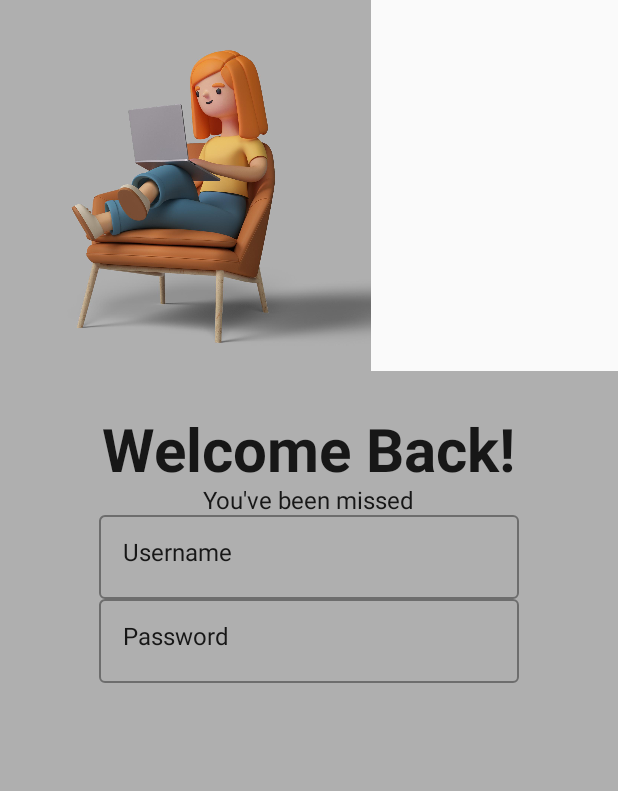
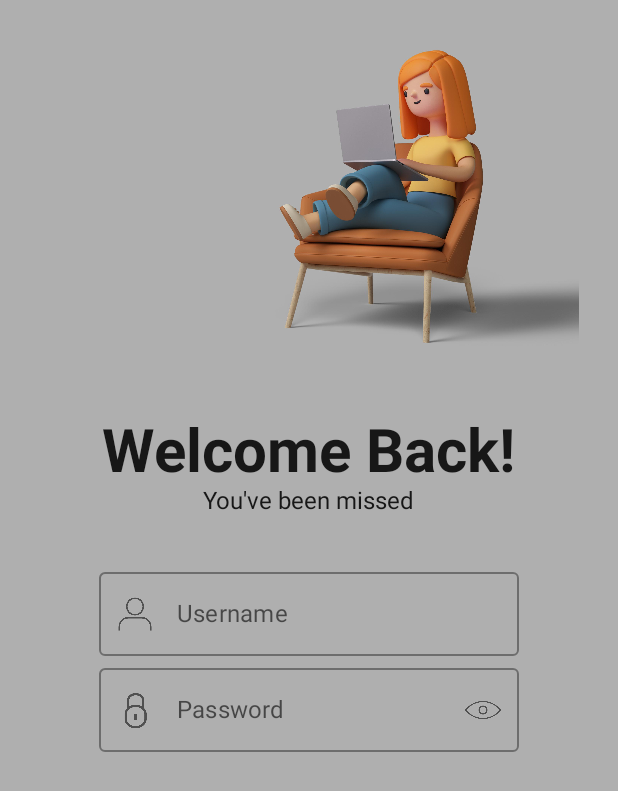
Before and after one commit to Raynafs/LoginScreen-UI-Jetpack-Compose, an Android app built with Jetpack Compose: the screen it shows after launch (MainActivity), on a phone screen of 412 x 824 dp. Shown: the top 791 px of the screen. Run offline under Robolectric (Android 15) with nearby library versions, the phone set to English and light mode, and no system bars.

Commit message:
Updated Outlined TextField

```diff
--- a/app/src/main/java/com/example/loginscreenui/MainActivity.kt
+++ b/app/src/main/java/com/example/loginscreenui/MainActivity.kt
@@ -6,9 +6,8 @@ import androidx.activity.compose.setContent
 import androidx.compose.foundation.Image
 import androidx.compose.foundation.background
 import androidx.compose.foundation.layout.*
-import androidx.compose.material.OutlinedTextField
-import androidx.compose.material.Surface
-import androidx.compose.material.Text
+import androidx.compose.material.*
+import androidx.compose.material.icons.Icons
 import androidx.compose.runtime.*
 import androidx.compose.ui.Alignment
 import androidx.compose.ui.Modifier
@@ -16,6 +15,7 @@ import androidx.compose.ui.graphics.Color
 import androidx.compose.ui.layout.ContentScale
 import androidx.compose.ui.res.painterResource
 import androidx.compose.ui.text.font.FontWeight
+import androidx.compose.ui.text.input.PasswordVisualTransformation
 import androidx.compose.ui.unit.dp
 import androidx.compose.ui.unit.sp
 import com.example.loginscreenui.ui.theme.GreyM
@@ -34,17 +34,19 @@ class MainActivity : ComponentActivity() {
 
 @Composable
 fun Login() {
-    var username by remember { mutableStateOf("Username")}
-    var password by remember { mutableStateOf("Password")}
+    var username by remember { mutableStateOf("")}
+    var password by remember { mutableStateOf("")}
     Column(
         modifier = Modifier
             .fillMaxWidth()
             .fillMaxHeight(0.3f)
+            .background(GreyM),
+        horizontalAlignment = Alignment.End
     )
     {
         Image(
             painter = painterResource(id = R.drawable.femaler),
-            contentDescription = "female reading", contentScale =   ContentScale.Fit
+            contentDescription = "female reading", modifier = Modifier.size(300.dp), contentScale = ContentScale.Inside
         )
     }
     Column(
@@ -66,10 +68,27 @@ fun Login() {
             Spacer(modifier = Modifier.height(30.dp))
             Text(text = "Welcome Back!", fontWeight = FontWeight.Bold, fontSize = 40.sp)
             Text(text = "You've been missed")
-            OutlinedTextField (value = username, onValueChange = {username=it} )
-            OutlinedTextField (value = password, onValueChange = {password=it})
-
-
+            Spacer(modifier = Modifier.height(30.dp))
+            OutlinedTextField (value = username,
+                leadingIcon = {(Icon(
+                painter = painterResource(id = R.drawable.man),
+                contentDescription = "Username Icon" ,
+                    modifier = Modifier.size(24.dp)))},
+                onValueChange = {username=it},
+                maxLines = 1,
+                label={Text(text="Username")})
+          OutlinedTextField (value = password,
+               leadingIcon = { Icon(
+                painter = painterResource(id = R.drawable.key),
+                contentDescription = "password Icon",
+                   modifier = Modifier.size(40.dp))},
+              trailingIcon = { Icon(painter = painterResource(id = R.drawable.eye),
+                  contentDescription = "eye",
+              modifier= Modifier.size(24.dp)) },
+               onValueChange = {password=it},
+               maxLines = 1,
+               label= {Text (text = "Password")},
+           visualTransformation = PasswordVisualTransformation())
 
         }
     }
```
Also changed, not shown: app/src/main/res/drawable-v24/eye.png (added), app/src/main/res/drawable-v24/key.png (added), app/src/main/res/drawable-v24/man.png (added).
